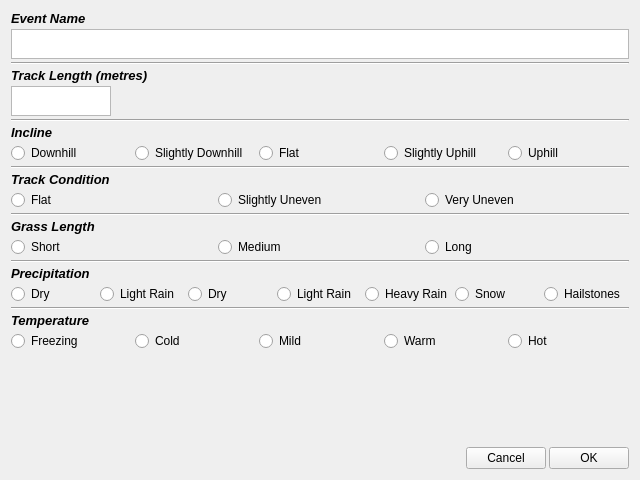
The window that eventinfo.ui (davavanstone/DogTiming) describes before a commit, drawn with Qt 5.
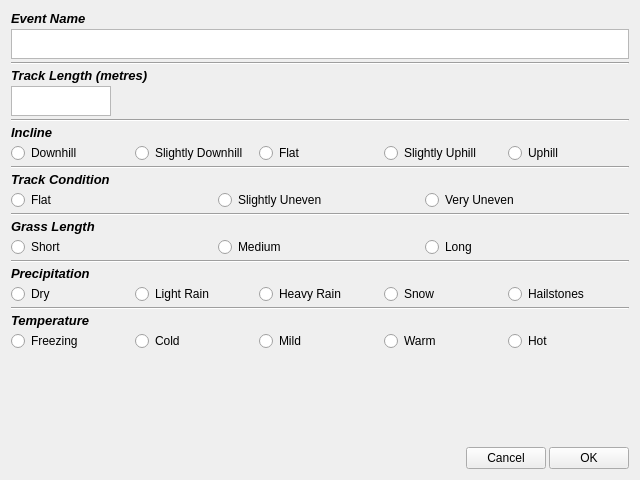
The same window after the commit.

Commit message: Deleted extra radio buttons

```diff
--- a/eventinfo.ui
+++ b/eventinfo.ui
@@ -307,26 +307,6 @@
          </attribute>
         </widget>
        </item>
-       <item>
-        <widget class="QRadioButton" name="radioButton_15">
-         <property name="text">
-          <string>Light Rain</string>
-         </property>
-         <attribute name="buttonGroup">
-          <string notr="true">buttonGroup_4</string>
-         </attribute>
-        </widget>
-       </item>
-       <item>
-        <widget class="QRadioButton" name="radioButton_23">
-         <property name="text">
-          <string>Dry</string>
-         </property>
-         <attribute name="buttonGroup">
-          <string notr="true">buttonGroup_4</string>
-         </attribute>
-        </widget>
-       </item>
        <item>
         <widget class="QRadioButton" name="radioButton_22">
          <property name="text">
```
